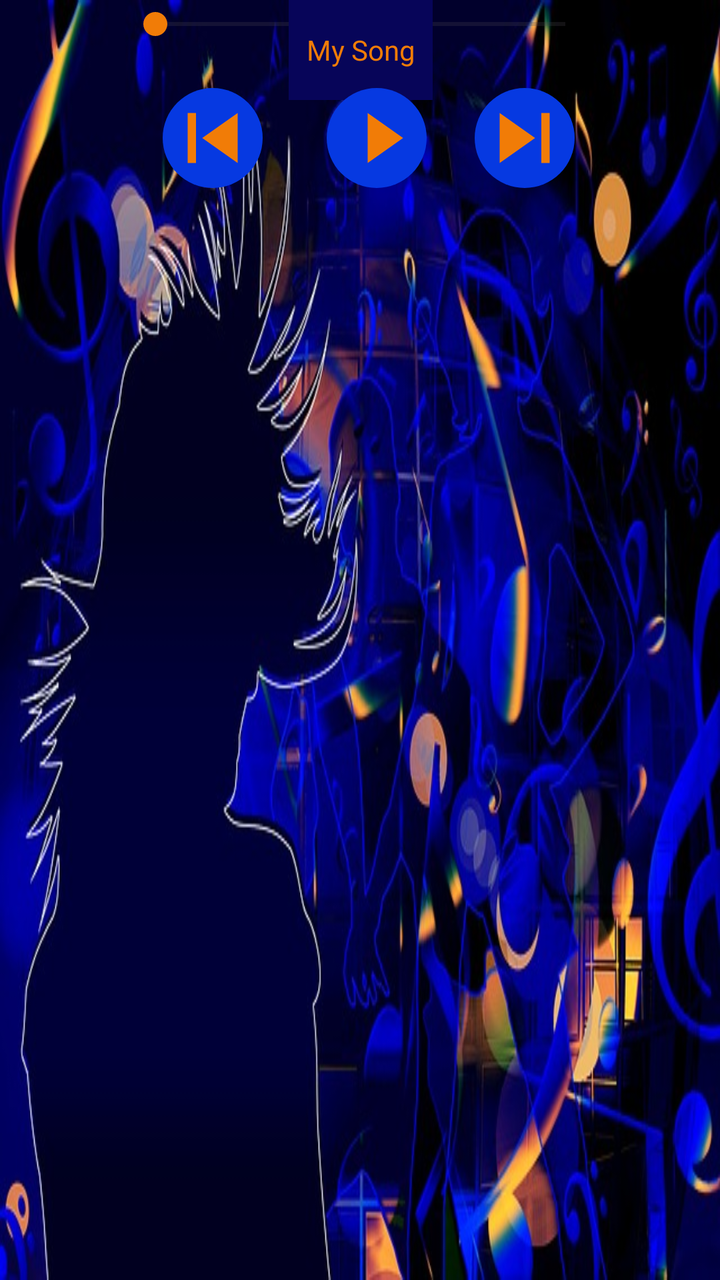
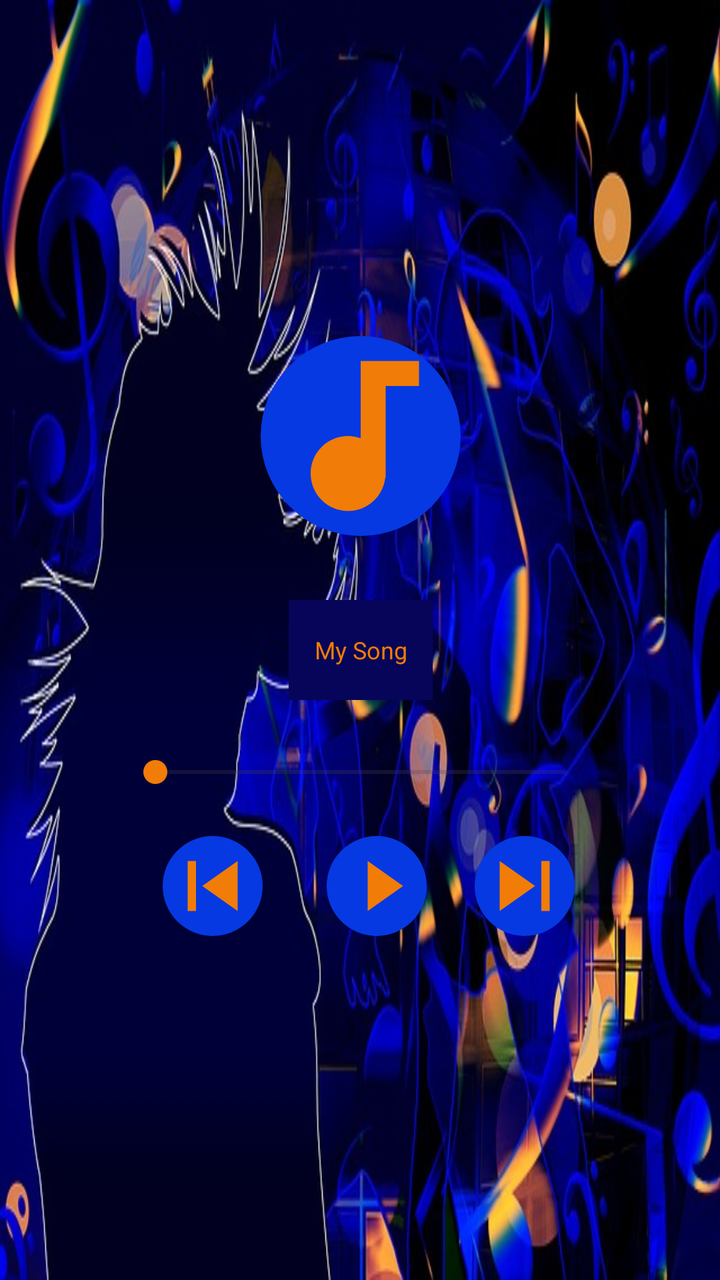

Screens rendered from an Android XML layout before and after an edit, with the pre-edit source and the edit as a unified diff.
<!-- AndroidManifest.xml: application theme Theme.57Lesson_audio -->
<!-- res/layout/activity_main.xml -->
<?xml version="1.0" encoding="utf-8"?>
<androidx.constraintlayout.widget.ConstraintLayout xmlns:android="http://schemas.android.com/apk/res/android"
    xmlns:app="http://schemas.android.com/apk/res-auto"
    xmlns:tools="http://schemas.android.com/tools"
    android:layout_width="match_parent"
    android:layout_height="match_parent"
    android:background="@drawable/background"
    android:contextClickable="false"
    android:textAlignment="textEnd"
    tools:context=".MainActivity">




    <SeekBar
        android:id="@+id/volumeSeekBar"
        android:layout_width="237dp"
        android:layout_height="24dp"
        android:progressTint="@color/dark_orange"
        android:thumbTint="@color/dark_orange"
        app:layout_constraintEnd_toEndOf="parent"
        app:layout_constraintStart_toStartOf="parent"
        tools:layout_editor_absoluteY="420dp" />

    <TextView
        android:id="@+id/textViewSong"
        android:layout_width="72dp"
        android:layout_height="50dp"
        android:background="@color/black_blue"
        android:gravity="center"
        android:text="My Song"
        android:textAlignment="center"
        android:textColor="@color/dark_orange"
        app:layout_constraintEnd_toEndOf="@+id/volumeSeekBar"
        app:layout_constraintStart_toStartOf="@+id/volumeSeekBar"
        tools:layout_editor_absoluteY="318dp" />

    <ImageView
        android:id="@+id/skipLeftBackground"
        android:layout_width="50dp"
        android:layout_height="50dp"
        android:layout_marginTop="20dp"
        android:background="@drawable/circle"
        app:layout_constraintEnd_toEndOf="parent"
        app:layout_constraintHorizontal_bias="0.262"
        app:layout_constraintStart_toStartOf="parent"
        app:layout_constraintTop_toBottomOf="@+id/volumeSeekBar" />

    <ImageButton
        android:id="@+id/skipLeftButton"
        android:layout_width="50dp"
        android:layout_height="50dp"
        android:layout_marginTop="20dp"
        android:background="@drawable/skip_left"
        app:layout_constraintEnd_toEndOf="parent"
        app:layout_constraintHorizontal_bias="0.262"
        app:layout_constraintStart_toStartOf="parent"
        app:layout_constraintTop_toBottomOf="@+id/volumeSeekBar" />

    <ImageView
        android:id="@+id/playBack"
        android:layout_width="50dp"
        android:layout_height="50dp"
        android:layout_marginStart="32dp"
        android:layout_marginTop="20dp"
        android:background="@drawable/circle"
        app:layout_constraintStart_toEndOf="@+id/skipLeftButton"
        app:layout_constraintTop_toBottomOf="@+id/volumeSeekBar" />

    <ImageButton
        android:id="@+id/playButton"
        android:layout_width="50dp"
        android:layout_height="50dp"
        android:layout_marginStart="40dp"
        android:layout_marginTop="20dp"
        android:background="@drawable/play"
        app:layout_constraintStart_toEndOf="@+id/skipLeftButton"
        app:layout_constraintTop_toBottomOf="@+id/volumeSeekBar" />

    <ImageView
        android:id="@+id/skipRightBack"
        android:layout_width="50dp"
        android:layout_height="50dp"
        android:layout_marginStart="16dp"
        android:layout_marginTop="20dp"
        android:background="@drawable/circle"
        app:layout_constraintStart_toEndOf="@+id/playButton"
        app:layout_constraintTop_toBottomOf="@+id/volumeSeekBar" />


    <ImageButton
        android:id="@+id/skipRightButton"
        android:layout_width="50dp"
        android:layout_height="50dp"
        android:layout_marginStart="16dp"
        android:layout_marginTop="20dp"
        android:background="@drawable/skip_right"
        app:layout_constraintStart_toEndOf="@+id/playButton"
        app:layout_constraintTop_toBottomOf="@+id/volumeSeekBar" />

    <ImageView
        android:id="@+id/clefBack"
        android:layout_width="100dp"
        android:layout_height="100dp"
        android:layout_marginBottom="32dp"
        android:background="@drawable/circle"
        app:layout_constraintBottom_toTopOf="@+id/textViewSong"
        app:layout_constraintEnd_toEndOf="@+id/textViewSong"
        app:layout_constraintStart_toStartOf="@+id/textViewSong"
        app:srcCompat="@drawable/clef" />

    <ImageView
        android:id="@+id/clef"
        android:layout_width="100dp"
        android:layout_height="100dp"
        android:layout_marginBottom="32dp"
        app:layout_constraintBottom_toTopOf="@+id/textViewSong"
        app:layout_constraintEnd_toEndOf="@+id/textViewSong"
        app:layout_constraintStart_toStartOf="@+id/textViewSong"
        app:srcCompat="@drawable/clef" />


</androidx.constraintlayout.widget.ConstraintLayout>
<!-- resources referenced by this layout -->
<resources>
  <color name="black_blue">#070559</color>
  <color name="dark_orange">#f17c07</color>
  <!-- drawable background: jpg bitmap (drawable, 78062 bytes) -->
  <!-- drawable circle (drawable) -->
  <?xml version="1.0" encoding="utf-8"?>
  <shape xmlns:android="http://schemas.android.com/apk/res/android"
      android:shape="oval">
      <solid
          android:color="@color/dark_blue"/>
      <size
          android:height="120dp"
          android:width="120dp"/>
  
  
  </shape>
  <!-- drawable clef (drawable) -->
  <vector xmlns:android="http://schemas.android.com/apk/res/android" android:height="24dp" android:tint="#F17C07" android:viewportHeight="24" android:viewportWidth="24" android:width="24dp">
        
      <path android:fillColor="@android:color/white" android:pathData="M12,3v9.28c-0.47,-0.17 -0.97,-0.28 -1.5,-0.28C8.01,12 6,14.01 6,16.5S8.01,21 10.5,21c2.31,0 4.2,-1.75 4.45,-4H15V6h4V3h-7z"/>
      
  </vector>
  <!-- drawable play (drawable) -->
  <vector xmlns:android="http://schemas.android.com/apk/res/android" android:height="24dp" android:tint="#F17C07" android:viewportHeight="24" android:viewportWidth="24" android:width="24dp">
        
      <path android:fillColor="@android:color/white" android:pathData="M14.5,12l-8.5,6L6,6z"/>
      
  </vector>
  <!-- drawable skip_left (drawable) -->
  <vector xmlns:android="http://schemas.android.com/apk/res/android" android:height="24dp" android:tint="#F17C07" android:viewportHeight="24" android:viewportWidth="24" android:width="24dp">
        
      <path android:fillColor="@android:color/white" android:pathData="M6,6h2v12L6,18zM9.5,12l8.5,6L18,6z"/>
      
  </vector>
  <!-- drawable skip_right (drawable) -->
  <vector xmlns:android="http://schemas.android.com/apk/res/android" android:height="24dp" android:tint="#F17C07" android:viewportHeight="24" android:viewportWidth="24" android:width="24dp">
        
      <path android:fillColor="@android:color/white" android:pathData="M18,6h-2v12h2zM14.5,12l-8.5,6L6,6z"/>
      
  </vector>
  <style name="Theme.57Lesson_audio" parent="Base.Theme.57Lesson_audio" />
  <color name="dark_blue">#0639E1</color>
  <style name="Base.Theme.57Lesson_audio" parent="Theme.Material3.DayNight.NoActionBar">
          
          
      </style>
</resources>

<!-- the commit's change to res/layout/activity_main.xml (unified diff, before → after) -->
@@ -10,30 +10,31 @@
     tools:context=".MainActivity">
 
 
-
-
     <SeekBar
         android:id="@+id/volumeSeekBar"
         android:layout_width="237dp"
         android:layout_height="24dp"
+        android:layout_marginTop="24dp"
         android:progressTint="@color/dark_orange"
         android:thumbTint="@color/dark_orange"
         app:layout_constraintEnd_toEndOf="parent"
         app:layout_constraintStart_toStartOf="parent"
-        tools:layout_editor_absoluteY="420dp" />
+        app:layout_constraintTop_toBottomOf="@+id/textViewSong" />
 
     <TextView
         android:id="@+id/textViewSong"
         android:layout_width="72dp"
         android:layout_height="50dp"
+        android:layout_marginTop="300dp"
         android:background="@color/black_blue"
         android:gravity="center"
         android:text="My Song"
         android:textAlignment="center"
         android:textColor="@color/dark_orange"
+        android:textSize="12sp"
         app:layout_constraintEnd_toEndOf="@+id/volumeSeekBar"
         app:layout_constraintStart_toStartOf="@+id/volumeSeekBar"
-        tools:layout_editor_absoluteY="318dp" />
+        app:layout_constraintTop_toTopOf="parent" />
 
     <ImageView
         android:id="@+id/skipLeftBackground"
@@ -67,13 +68,14 @@
         app:layout_constraintStart_toEndOf="@+id/skipLeftButton"
         app:layout_constraintTop_toBottomOf="@+id/volumeSeekBar" />
 
-    <ImageButton
+    <Button
         android:id="@+id/playButton"
         android:layout_width="50dp"
         android:layout_height="50dp"
         android:layout_marginStart="40dp"
         android:layout_marginTop="20dp"
         android:background="@drawable/play"
+        android:textColorLink="@color/design_default_color_primary"
         app:layout_constraintStart_toEndOf="@+id/skipLeftButton"
         app:layout_constraintTop_toBottomOf="@+id/volumeSeekBar" />
 
@@ -107,7 +109,7 @@
         app:layout_constraintBottom_toTopOf="@+id/textViewSong"
         app:layout_constraintEnd_toEndOf="@+id/textViewSong"
         app:layout_constraintStart_toStartOf="@+id/textViewSong"
-        app:srcCompat="@drawable/clef" />
+         />
 
     <ImageView
         android:id="@+id/clef"
<!-- resource entries referenced after the edit -->
@@ -24,7 +24,7 @@
   <!-- drawable play (drawable) -->
   <vector xmlns:android="http://schemas.android.com/apk/res/android" android:height="24dp" android:tint="#F17C07" android:viewportHeight="24" android:viewportWidth="24" android:width="24dp">
         
-      <path android:fillColor="@android:color/white" android:pathData="M14.5,12l-8.5,6L6,6z"/>
+      <path android:fillColor="@android:color/holo_red_dark" android:pathData="M14.5,12l-8.5,6L6,6z"/>
       
   </vector>
   <!-- drawable skip_left (drawable) -->
@@ -42,8 +42,9 @@
   <style name="Theme.57Lesson_audio" parent="Base.Theme.57Lesson_audio" />
   <color name="dark_blue">#0639E1</color>
   <style name="Base.Theme.57Lesson_audio" parent="Theme.Material3.DayNight.NoActionBar">
-          
-          
-      </style>
+      <item name="colorPrimary">@color/dark_orange</item>
+      <item name="colorPrimaryDark">@color/black_blue</item>
+      <item name="colorAccent">@color/dark_orange</item>
+  </style>
 </resources>
 
